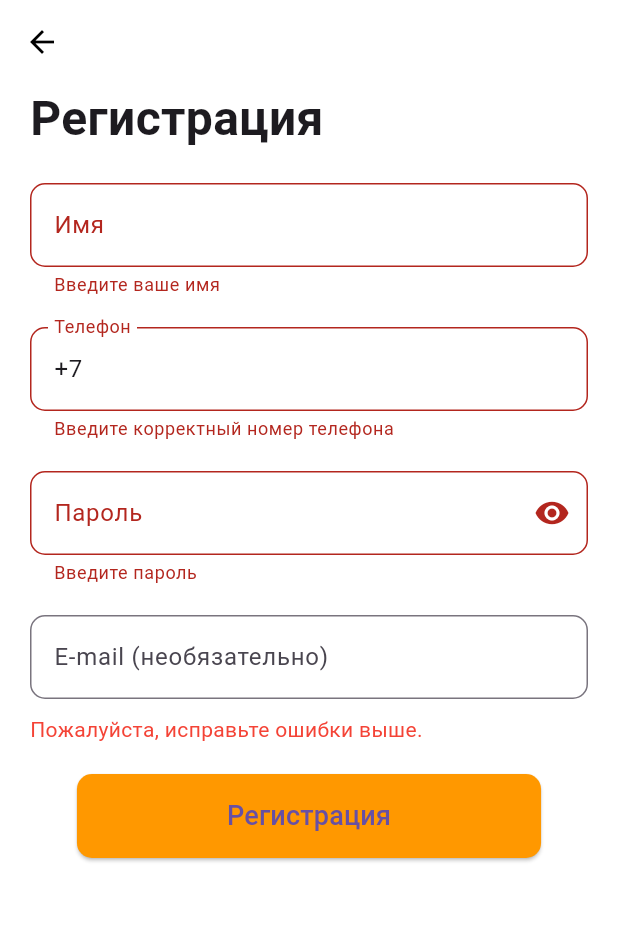
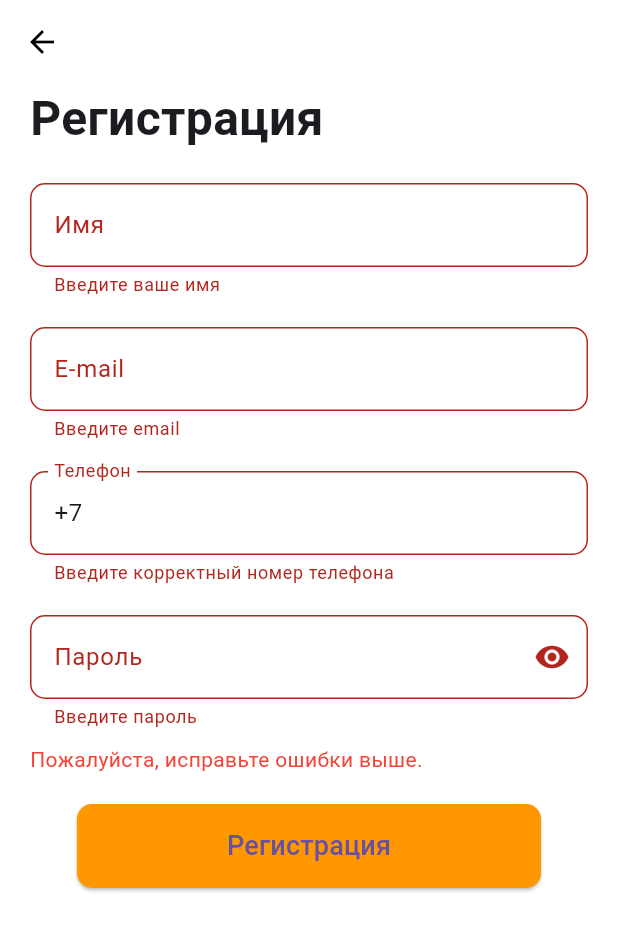
Before and after one commit to Zolomed/food_app, a Flutter app: the RegisterScreen screen opened by its route, after a tap on "Регистрация", on a phone screen of 412 x 824 dp. Shown: the top 931 px of the screen. Run offline on Flutter 3.47's test engine with Material 3 defaults, Android fonts, the phone set to English and light mode, and no system bars; our stand-ins replace firebase_auth, firebase_core, flutter_multi_formatter; accounts and stored records are empty; generated files the repository leaves out were written again.

```diff
--- a/lib/screens/register_screen.dart
+++ b/lib/screens/register_screen.dart
@@ -1,9 +1,9 @@
+import 'package:firebase_auth/firebase_auth.dart';
 import 'package:flutter/material.dart';
 import 'package:flutter_multi_formatter/flutter_multi_formatter.dart';
 
-//TODO сделать чтоб при нажатии кнопки назад, нельзя было вернуться на этот экран
 //TODO сделать отображение пароля при нажатии на глазик
-//TODO сделать проверку на русски в пароле
+//TODO сделать проверку на русский в пароле
 
 class RegisterScreen extends StatefulWidget {
   @override
@@ -12,25 +12,49 @@ class RegisterScreen extends StatefulWidget {
 
 class _RegisterScreenState extends State<RegisterScreen> {
   final TextEditingController nameController = TextEditingController();
+  final TextEditingController emailController = TextEditingController();
   final TextEditingController phoneController =
       TextEditingController(text: '+7');
   final TextEditingController passwordController = TextEditingController();
-  final TextEditingController emailController = TextEditingController();
   final _formKey = GlobalKey<FormState>();
   String? errorMessage;
 
-  void _register() {
+  void _register() async {
     if (_formKey.currentState!.validate()) {
-      // Если форма валидна, выполняем регистрацию
-      setState(() {
-        errorMessage = null; // Сбрасываем сообщение об ошибке
-      });
-      print('Name: ${nameController.text}');
-      print('Phone: ${phoneController.text}');
-      print('Password: ${passwordController.text}');
-      print(
-          'Email: ${emailController.text.isNotEmpty ? emailController.text : 'Не указан'}');
-      // Здесь можно добавить логику для отправки данных на сервер
+      try {
+        // Выполняем регистрацию через Firebase
+        final credential =
+            await FirebaseAuth.instance.createUserWithEmailAndPassword(
+          email: emailController.text.trim(),
+          password: passwordController.text.trim(),
+        );
+
+        // Если регистрация успешна, перенаправляем на экран ресторанов
+        Navigator.pushReplacementNamed(context, '/restaurants');
+        print('User registered: ${credential.user?.uid}');
+        print('User registered: ${credential.user?.email}');
+      } on FirebaseAuthException catch (e) {
+        // Обрабатываем ошибки Firebase
+        if (e.code == 'weak-password') {
+          setState(() {
+            errorMessage = 'Пароль слишком слабый.';
+          });
+        } else if (e.code == 'email-already-in-use') {
+          setState(() {
+            errorMessage = 'Аккаунт с таким email уже существует.';
+          });
+        } else {
+          setState(() {
+            errorMessage = 'Произошла ошибка: ${e.message}';
+          });
+        }
+      } catch (e) {
+        // Обрабатываем другие ошибки
+        setState(() {
+          errorMessage = 'Произошла неизвестная ошибка.';
+        });
+        print(e);
+      }
     } else {
       setState(() {
         errorMessage = 'Пожалуйста, исправьте ошибки выше.';
@@ -85,6 +109,26 @@ class _RegisterScreenState extends State<RegisterScreen> {
               ),
               SizedBox(height: 20),
               TextFormField(
+                controller: emailController,
+                decoration: InputDecoration(
+                  labelText: 'E-mail',
+                  border: OutlineInputBorder(
+                    borderRadius: BorderRadius.circular(10),
+                  ),
+                ),
+                validator: (value) {
+                  if (value == null || value.isEmpty) {
+                    return 'Введите email';
+                  }
+                  final emailRegex = RegExp(r'^[^@]+@[^@]+\.[^@]+');
+                  if (!emailRegex.hasMatch(value)) {
+                    return 'Введите корректный email';
+                  }
+                  return null;
+                },
+              ),
+              SizedBox(height: 20),
+              TextFormField(
                 controller: phoneController,
                 keyboardType: TextInputType.phone,
                 inputFormatters: [
@@ -127,24 +171,8 @@ class _RegisterScreenState extends State<RegisterScreen> {
                   if (value.length < 6) {
                     return 'Пароль должен быть не менее 6 символов';
                   }
-                  return null;
-                },
-              ),
-              SizedBox(height: 20),
-              TextFormField(
-                controller: emailController,
-                decoration: InputDecoration(
-                  labelText: 'E-mail (необязательно)',
-                  border: OutlineInputBorder(
-                    borderRadius: BorderRadius.circular(10),
-                  ),
-                ),
-                validator: (value) {
-                  if (value != null && value.isNotEmpty) {
-                    final emailRegex = RegExp(r'^[^@]+@[^@]+\.[^@]+');
-                    if (!emailRegex.hasMatch(value)) {
-                      return 'Введите корректный email';
-                    }
+                  if (RegExp(r'[а-яА-ЯёЁ]').hasMatch(value)) {
+                    return 'Пароль не должен содержать русские буквы';
                   }
                   return null;
                 },
--- a/pubspec.yaml
+++ b/pubspec.yaml
@@ -13,6 +13,7 @@ dependencies:
   cupertino_icons: ^1.0.8
   flutter_multi_formatter: ^2.13.7
   firebase_core: ^3.13.0
+  firebase_auth: ^5.5.3
 
 dev_dependencies:
   flutter_test:
```
Also changed, not shown: lib/screens/login_screen.dart (+40 -13 lines), lib/screens/profile_screen.dart (+11 -2 lines), pubspec.lock.
